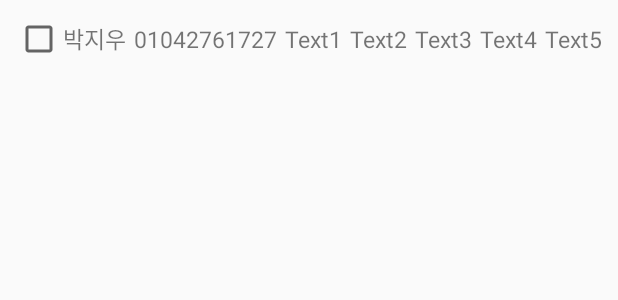
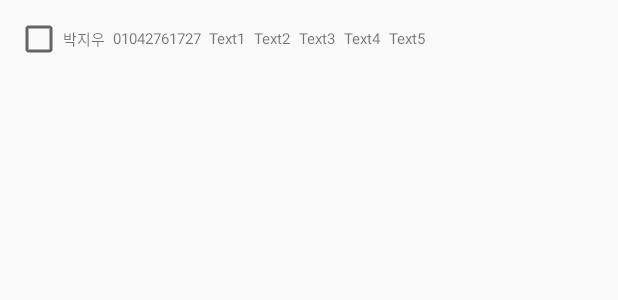
Before and after one commit to vitamincarrot/GroupSMS, an Android app: the layout phonenumber_view.xml on its own in the app's theme, with its tools: preview values and no code run, on a phone screen of 412 x 824 dp. Shown: the top 300 px of the screen. Run offline under Robolectric (Android 15) with nearby library versions, the phone set to English and light mode, and no system bars.

Commit message:
각 열의 데이터를 하나의 리스트로 저장 리스트 글자크기 조정

```diff
--- a/app/src/main/res/layout/phonenumber_view.xml
+++ b/app/src/main/res/layout/phonenumber_view.xml
@@ -5,7 +5,8 @@
     android:layout_height="wrap_content"
     android:orientation="horizontal"
     android:gravity="center_vertical"
-    android:padding="10dp">
+    android:padding="10dp"
+    >
 
     <CheckBox
         android:id="@+id/checkBox"
@@ -19,14 +20,14 @@
         android:layout_width="wrap_content"
         android:layout_height="wrap_content"
         android:text="박지우"
-        android:textSize="15dp"/>
+        android:textSize="@dimen/ListTextSize"/>
 
     <TextView
         android:id="@+id/listNumber"
         android:layout_width="wrap_content"
         android:layout_height="wrap_content"
         android:text="01042761727"
-        android:textSize="15dp"
+        android:textSize="@dimen/ListTextSize"
         android:layout_marginLeft="5dp"/>
 
     <TextView
@@ -34,7 +35,7 @@
         android:layout_width="wrap_content"
         android:layout_height="wrap_content"
         android:text="Text1"
-        android:textSize="15dp"
+        android:textSize="@dimen/ListTextSize"
         android:layout_marginLeft="5dp"/>
 
     <TextView
@@ -42,7 +43,7 @@
         android:layout_width="wrap_content"
         android:layout_height="wrap_content"
         android:text="Text2"
-        android:textSize="15dp"
+        android:textSize="@dimen/ListTextSize"
         android:layout_marginLeft="5dp"/>
 
     <TextView
@@ -50,7 +51,7 @@
         android:layout_width="wrap_content"
         android:layout_height="wrap_content"
         android:text="Text3"
-        android:textSize="15dp"
+        android:textSize="@dimen/ListTextSize"
         android:layout_marginLeft="5dp"/>
 
     <TextView
@@ -58,7 +59,7 @@
         android:layout_width="wrap_content"
         android:layout_height="wrap_content"
         android:text="Text4"
-        android:textSize="15dp"
+        android:textSize="@dimen/ListTextSize"
         android:layout_marginLeft="5dp"/>
 
     <TextView
@@ -66,7 +67,7 @@
         android:layout_width="wrap_content"
         android:layout_height="wrap_content"
         android:text="Text5"
-        android:textSize="15dp"
+        android:textSize="@dimen/ListTextSize"
         android:layout_marginLeft="5dp"/>
 
 
--- /dev/null
+++ b/app/src/main/res/values/dimens.xml
@@ -0,0 +1,5 @@
+<?xml version="1.0" encoding="utf-8"?>
+<resources>
+    <dimen name="ListTextSize"> 10sp </dimen>
+
+</resources>
--- a/app/src/main/res/values/styles.xml
+++ b/app/src/main/res/values/styles.xml
@@ -7,4 +7,8 @@
         <item name="colorAccent">@color/colorAccent</item>
     </style>
 
+    <style name="ListTextSize">
+        <item name="android:textSize">15sp</item>
+    </style>
+
 </resources>
```
Also changed, not shown: app/src/main/java/com/example/groupsms/ItemList.java (added, +70 -0 lines), app/src/main/java/com/example/groupsms/MainActivity.java (+29 -13 lines), app/src/main/java/com/example/groupsms/MyAdapter.java (+26 -6 lines).
